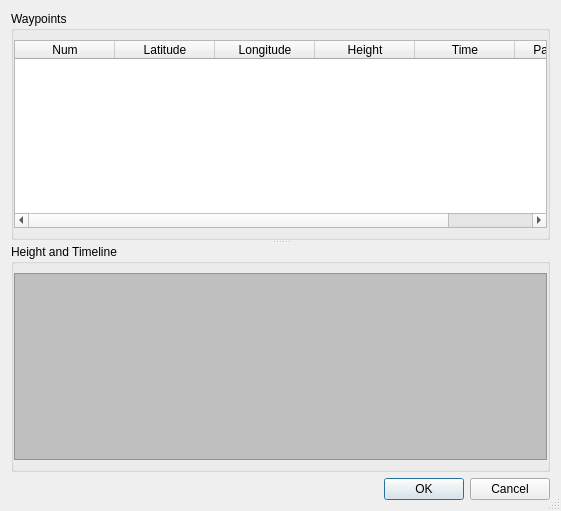
Above: ground/src/plugins/opmap/opmap_waypointeditor_dialog.ui from openpilot/OpenPilot before the change. Below: the same form after it.
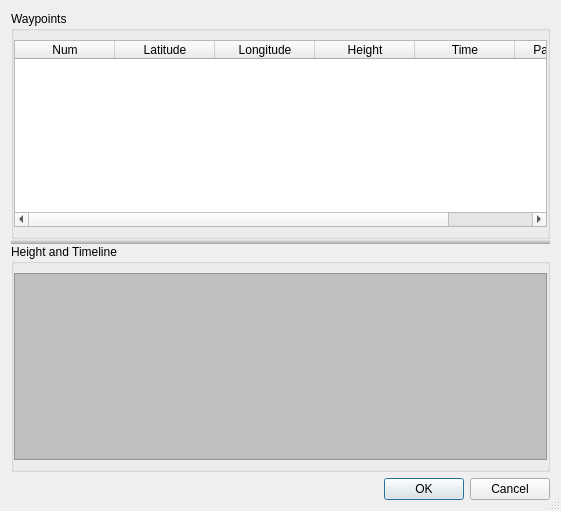
That is the form after the change. Icons and pictures are not drawn.

```diff
--- a/ground/src/plugins/opmap/opmap_waypointeditor_dialog.ui
+++ b/ground/src/plugins/opmap/opmap_waypointeditor_dialog.ui
@@ -37,6 +37,20 @@
     <layout class="QVBoxLayout" name="verticalLayout">
      <item>
       <widget class="QSplitter" name="splitter">
+       <property name="styleSheet">
+        <string notr="true">QSplitter::handle {
+/*	image: url(images/splitter.png); */
+	background-color: qlineargradient(spread:pad, x1:0.5, y1:0, x2:0.5, y2:1, stop:0 rgba(255, 255, 255, 80), stop:1 rgba(0, 0, 0, 80));
+}
+
+QSplitter::handle:horizontal {
+	height: 5px;
+}
+
+QSplitter::handle:vertical {
+	width: 5px;
+}</string>
+       </property>
        <property name="frameShape">
         <enum>QFrame::NoFrame</enum>
        </property>
@@ -46,6 +60,9 @@
        <property name="opaqueResize">
         <bool>true</bool>
        </property>
+       <property name="handleWidth">
+        <number>5</number>
+       </property>
        <property name="childrenCollapsible">
         <bool>false</bool>
        </property>
```
